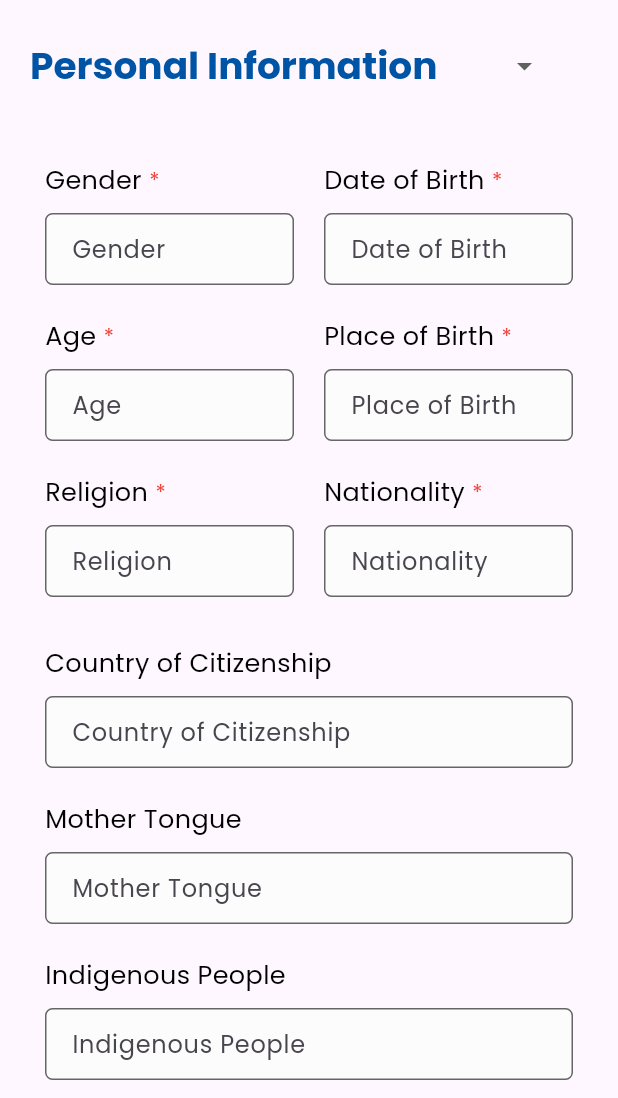
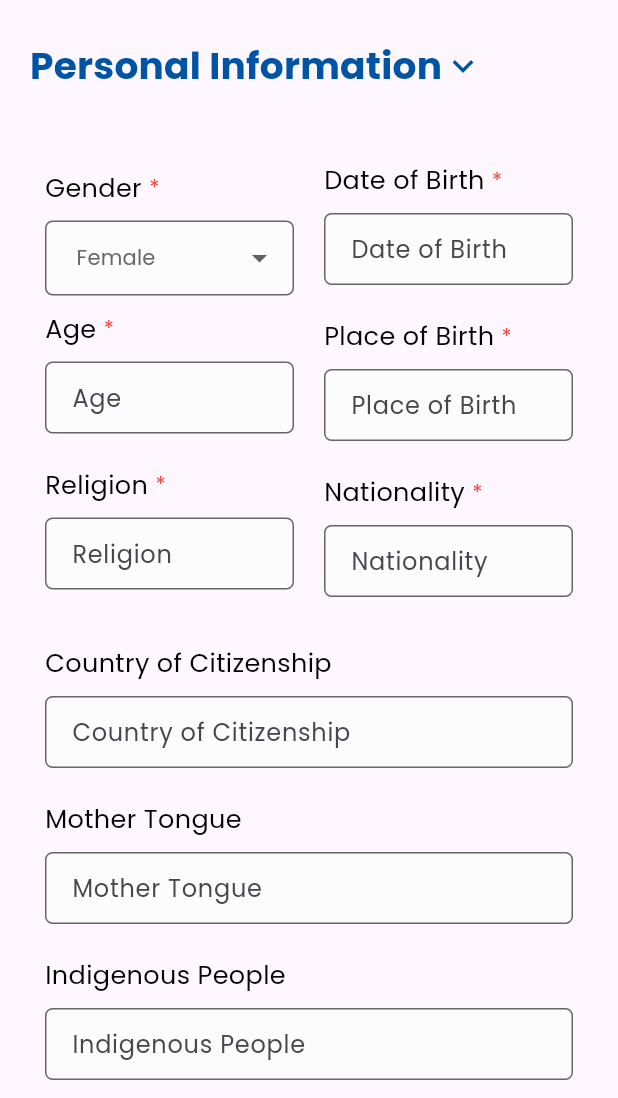
Before and after one commit to usernamesyd/cerebromob_clone, a Flutter app: the screen it shows after launch, swiped to page 2, on a phone screen of 412 x 824 dp, the part 138-1236 px from its top. Run offline on Flutter 3.47's test engine with Material 3 defaults, Android fonts, the phone set to English and light mode, and no system bars; our stand-ins replace file_picker, firebase_auth, firebase_core, firebase_database; accounts and stored records are empty.

Commit message:
remove comments in edit profile

```diff
--- a/lib/atoms/cerebro_dropdown_btn.dart
+++ b/lib/atoms/cerebro_dropdown_btn.dart
@@ -22,18 +22,21 @@ class _CerebroDropdownState extends State<CerebroDropdown> {
   Widget build(BuildContext context) {
     return DropdownButton<String>(
       value: widget.value,
-      // icon: const Icon(Icons.arrow_downward),
-      style: const TextStyle(
-        color: Color(0xFF0054A6),
-        fontFamily: 'Poppins',
-        fontSize: 25,
-        fontWeight: FontWeight.bold,
-      ),
+      icon:   Icon(Icons.keyboard_arrow_down,
+      color:  Color(0xFF0054A6),
+      size:  28 ),
       onChanged: widget.onChanged,
       items: widget.items.map<DropdownMenuItem<String>>((String value) {
         return DropdownMenuItem<String>(
           value: value,
-          child: Text(value),
+          child: Text(value,
+          style: TextStyle(
+            color: Color(0xFF0054A6),
+             fontFamily: 'Poppins',
+             fontSize: value == widget.value ? 25 : 20,
+            fontWeight: value == widget.value ? FontWeight.bold : FontWeight.normal,
+        ),
+          ),
         );
       }).toList(),
     );
@@ -52,8 +55,7 @@ class Itemdropdownbutton extends StatefulWidget{
     this.onChanged,
  });
 
-  @override
- _ItemdropdownbuttonState createState() => _ItemdropdownbuttonState();
+  @override _ItemdropdownbuttonState createState() => _ItemdropdownbuttonState();
   }
 
   class _ItemdropdownbuttonState extends State<Itemdropdownbutton> {
@@ -82,3 +84,79 @@ class Itemdropdownbutton extends StatefulWidget{
     );
   }
   }
+
+
+class GeneralDropdown extends StatefulWidget {
+  final List<String> items;
+  final String initialValue;
+  final ValueChanged<String> onChanged;
+
+  const GeneralDropdown({
+    required this.items,
+    required this.initialValue,
+    required this.onChanged,
+  });
+
+  @override
+  _GeneralDropdownState createState() => _GeneralDropdownState();
+}
+
+class _GeneralDropdownState extends State<GeneralDropdown> {
+  late String dropdownValue;
+
+  @override
+  void initState() {
+    super.initState();
+    dropdownValue = widget.initialValue;
+  }
+
+  @override
+  Widget build(BuildContext context) {
+    return Container(
+      width: MediaQuery.of(context).size.width,
+      decoration: BoxDecoration(
+            borderRadius: BorderRadius.circular(5.0),
+            border: Border.all(
+                color: cerebroGreyborder,
+                width: 1.0,
+                style: BorderStyle.solid,
+
+            ),
+          color: cerebroGreyinput,
+        ),
+      child: Padding(
+        padding: const EdgeInsets.fromLTRB(20.0, 0.0, 10.0, 0.0),
+
+        child: Column(crossAxisAlignment: CrossAxisAlignment.start,
+
+          children: [
+            DropdownButton<String>(
+              isExpanded: true,
+              items: widget.items.map((String value) {
+                return DropdownMenuItem<String>(
+                  value: value,
+                  child: Text(value,
+                  style: TextStyle(
+                    color: cerebroGreyborder,
+                    fontFamily: 'Poppins',
+                    fontSize: 14,
+                    fontWeight: FontWeight.w400,
+                  ),
+                  ),
+                );
+              }).toList(),
+
+              value: dropdownValue,
+              onChanged: (String? value,) {
+                setState(() {
+                  dropdownValue = value!;
+                });
+                widget.onChanged(value!);
+              },
+            ),
+          ],
+        ),
+      ),
+    );
+  }
+}
--- a/lib/pages/profile/edit_profile.dart
+++ b/lib/pages/profile/edit_profile.dart
@@ -50,30 +50,88 @@ class EditProfileState extends State<EditProfile> {
   }
 }
 
+// Combine PersonalInfo and PersonalInfo2 for Personal Information
+class PersonalInfoPages extends StatefulWidget {
+  @override
+  PersonalInfoPagesState createState() => PersonalInfoPagesState();
+}
 
-// class PersonalInfoPages extends StatelessWidget{
-//   @override
-//   Widget build(BuildContext context) {
-//    return Container(
-//  height: MediaQuery.of(context).size.height,
-//  child: PageView(
+class PersonalInfoPagesState extends State<PersonalInfoPages> {
+  late final PageController _pageController;
+  int _currentPage = 0;
 
-//         children: [
-//             PersonalInfo(),
-//             PersonalInfo2(),
-//         ],
-//  ),
-//     );
+  @override
+  void initState() {
+    super.initState();
+    _pageController = PageController(initialPage: _currentPage);
+  }
 
+  @override
+  Widget build(BuildContext context) {
+    return Container(
+      height: MediaQuery.of(context).size.height, // Adjust height as needed
+      child: Stack(
+        children: [
+          PageView(
+            controller: _pageController,
+            onPageChanged: (int page) {
+              setState(() {
+                _currentPage = page;
+              });
+            },
+            children: [
+              PersonalInfo(),
+              PersonalInfo2(),
+            ],
+          ),
+          Positioned(
+            bottom: 0.0,
+            left: 0,
+            right: 0,
+            child: _buildProgressBar(),
+          ),
+        ],
+      ),
+    );
+  }
 
-//   }
+  Widget _buildProgressBar() {
+    return Row(
+      mainAxisAlignment: MainAxisAlignment.center,
+      children: [
+        for (int i = 0; i < 2; i++)
+          _buildDot(
+            isCurrentPage: i == _currentPage,
+          ),
+      ],
+    );
+  }
 
-// }
+  Widget _buildDot({required bool isCurrentPage}) {
+    return AnimatedContainer(
+      duration: Duration(milliseconds: 500),
+      margin: EdgeInsets.symmetric(horizontal: 4.0),
+      width: isCurrentPage ? 100.0 : 100.0,
+      height:  5.0,
+      decoration: BoxDecoration(
+        color: isCurrentPage ? cerebroBlue200 : Colors.grey,
+        borderRadius: BorderRadius.circular(6.0),
+      ),
+    );
+  }
+
+  @override
+  void dispose() {
+    _pageController.dispose();
+    super.dispose();
+  }
+}
+
 
 class PersonalInfo extends StatelessWidget{
 Widget _buildFormField(String labelText, {bool required = false}) {
-    return Padding(
-      padding: const EdgeInsets.fromLTRB(0.0, 10.0, 20.0, 10.0),
+    return Container(
+      padding: const EdgeInsets.fromLTRB(0.0, 10.0, 10.0, 10.0),
       child: Row(
      children: [
         Text(
@@ -149,8 +207,8 @@ Widget _buildFormField(String labelText, {bool required = false}) {
 }
 class PersonalInfo2 extends StatelessWidget{
      Widget _buildFormField(String labelText, {bool required = false}) {
-    return Padding(
-      padding: const EdgeInsets.fromLTRB(0.0, 10.0, 20.0, 10.0),
+    return Container(
+      padding: const EdgeInsets.fromLTRB(0.0, 10.0, 10.0, 10.0),
       child: Row(
      children: [
         Text(
@@ -178,9 +236,12 @@ class PersonalInfo2 extends StatelessWidget{
         crossAxisAlignment: CrossAxisAlignment.start,
         children: [
           _buildFormField("Gender ", required: true),
-          CerebroInputFormField(
-            controller: TextEditingController(),
-            text: 'Gender',
+          GeneralDropdown(
+            items: ['Female', 'Male','Prefer not to say'],
+            initialValue: 'Female',
+            onChanged: (value) {
+              print('Selected value: $value');
+            },
           ),
           _buildFormField("Age " , required: true),
           CerebroInputFormField(
@@ -289,7 +350,7 @@ class PersonalInfo2 extends StatelessWidget{
 class Familybackground extends StatelessWidget{
  Widget _buildFormField(String labelText, {bool required = false}) {
     return Padding(
-      padding: const EdgeInsets.fromLTRB(0.0, 10.0, 20.0, 10.0),
+      padding: const EdgeInsets.fromLTRB(0.0, 10.0, 10.0, 10.0),
       child: Row(
      children: [
         Text(
@@ -370,7 +431,7 @@ class Familybackground extends StatelessWidget{
 class EducationalBackground extends StatelessWidget{
     Widget _buildFormField(String labelText, {bool required = false}) {
     return Padding(
-      padding: const EdgeInsets.fromLTRB(0.0, 10.0, 20.0, 10.0),
+      padding: const EdgeInsets.fromLTRB(0.0, 10.0, 0.0, 10.0),
       child: Row(
      children: [
         Text(
@@ -400,10 +461,13 @@ class EducationalBackground extends StatelessWidget{
         child: Column(crossAxisAlignment: CrossAxisAlignment.start,
         children: [
             _buildFormField("with Special Education Needs? ", required: true),
-            YesNoDropdown(),
-                // CerebroInputFormField(
-                // controller: TextEditingController(),
-                // text: 'No'),
+            GeneralDropdown(
+            items: ['Yes', 'No'],
+            initialValue: 'No',
+            onChanged: (value) {
+              print('Selected value: $value');
+            },
+          ),
 
 
             _buildFormField("Classification (if SPED)"),
@@ -417,9 +481,13 @@ class EducationalBackground extends StatelessWidget{
                 text: "Learner Reference Number (LRN)"),
 
             _buildFormField("Student Type ", required: true),
-                CerebroInputFormField(
-                controller: TextEditingController(),
-                text: 'First Name'),
+            GeneralDropdown(
+            items: ['Old', 'New'],
+            initialValue: 'Old',
+            onChanged: (value) {
+              print('Selected value: $value');
+            },
+          ),
 
             _buildFormField("Year/Grade Level ", required: true),
                 CerebroInputFormField(
@@ -440,139 +508,3 @@ class EducationalBackground extends StatelessWidget{
         );
   }
   }
-
-class YesNoDropdown extends StatefulWidget{
-  @override
-    YesNoDropdownState createState() =>  YesNoDropdownState();
-    }
-
-
-class YesNoDropdownState extends State<YesNoDropdown> {
-  String dropdownValue = 'No';
-  bool isOpen = false; // Track dropdown open/closed state
-
-  var items = [
-      'No',
-      'Yes'
-    ];
-
-  void toggleOverlay() {
-    setState(() {
-      isOpen = !isOpen;
-    });
-  }
-  @override
-    Widget build(BuildContext context) {
-      return Container(
-        width: MediaQuery.of(context).size.width,
-        decoration: BoxDecoration(
-            borderRadius: BorderRadius.circular(5.0),
-            border: Border.all(
-                color: cerebroGreyborder,
-                width: 1.0,
-                style: BorderStyle.solid,
-
-            ),
-          color: cerebroGreyinput,
-        ),
-
-     child: Padding(
-        padding: const EdgeInsets.fromLTRB(10.0, 0.0, 0.0, 0.0),
-
-            child: Column(crossAxisAlignment: CrossAxisAlignment.start,
-                children:[
-                    Itemdropdownbutton(
-                        items: items,
-                        value: dropdownValue,
-                        onChanged: (String? value) {
-                        setState(() {
-                            dropdownValue = value!;
-                        });
-                        },
-                    ),
-                ]
-            )
-
-     ),
-      );
-
-
-  }
-  }
-
-
-class PersonalInfoPages extends StatefulWidget {
-  @override
-  PersonalInfoPagesState createState() => PersonalInfoPagesState();
-}
-
-class PersonalInfoPagesState extends State<PersonalInfoPages> {
-  late final PageController _pageController;
-  int _currentPage = 0;
-
-  @override
-  void initState() {
-    super.initState();
-    _pageController = PageController(initialPage: _currentPage);
-  }
-
-  @override
-  Widget build(BuildContext context) {
-    return Container(
-      height: MediaQuery.of(context).size.height, // Adjust height as needed
-      child: Stack(
-        children: [
-          PageView(
-            controller: _pageController,
-            onPageChanged: (int page) {
-              setState(() {
-                _currentPage = page;
-              });
-            },
-            children: [
-              PersonalInfo(),
-              PersonalInfo2(),
-            ],
-          ),
-          Positioned(
-            bottom: 20.0,
-            left: 0,
-            right: 0,
-            child: _buildProgressBar(),
-          ),
-        ],
-      ),
-    );
-  }
-
-  Widget _buildProgressBar() {
-    return Row(
-      mainAxisAlignment: MainAxisAlignment.center,
-      children: [
-        for (int i = 0; i < 2; i++)
-          _buildDot(
-            isCurrentPage: i == _currentPage,
-          ),
-      ],
-    );
-  }
-
-  Widget _buildDot({required bool isCurrentPage}) {
-    return AnimatedContainer(
-      duration: Duration(milliseconds: 500),
-      margin: EdgeInsets.symmetric(horizontal: 4.0),
-      width: isCurrentPage ? 16.0 : 10.0,
-      height: isCurrentPage ? 16.0 : 10.0,
-      decoration: BoxDecoration(
-        color: isCurrentPage ? cerebroBlue200 : Colors.grey,
-        shape: BoxShape.circle,
-      ),
-    );
-  }
-
-  @override
-  void dispose() {
-    _pageController.dispose();
-    super.dispose();
-  }
-}
```
